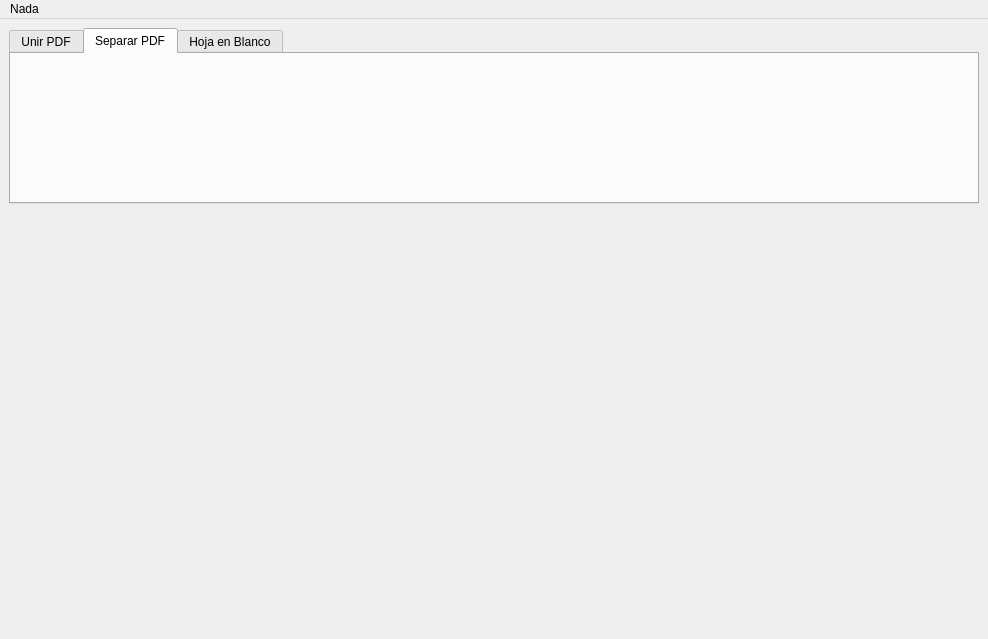
Above: App/form.ui from agustin-d-martinez/myLovePDF before the change. Below: the same form after it.
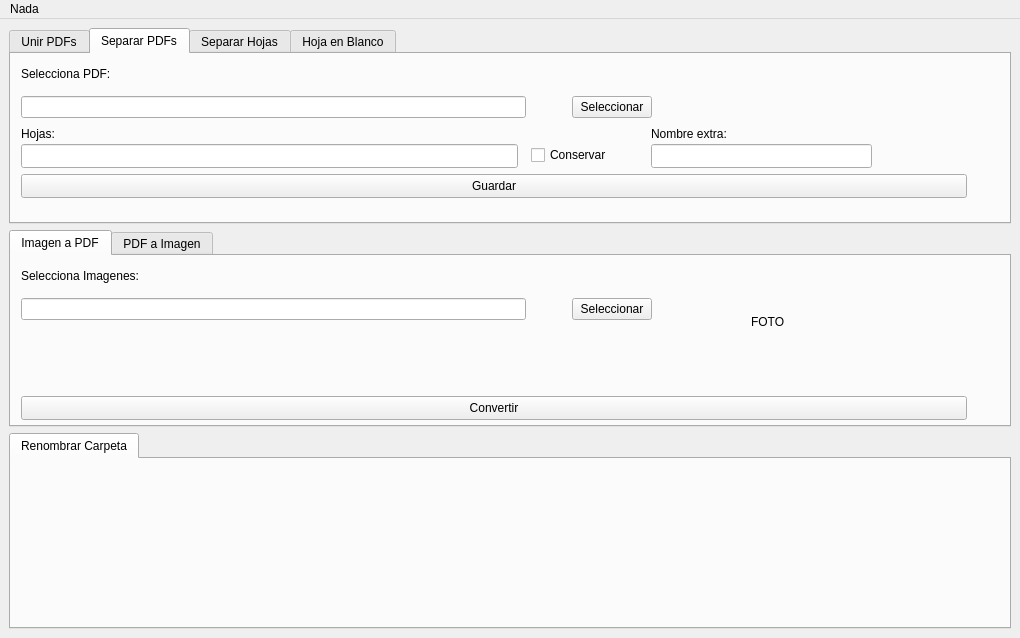
That is the form after the change. The open tabs and pages were chosen to show the change.

The edit to the form file:
```diff
--- a/App/form.ui
+++ b/App/form.ui
@@ -6,8 +6,8 @@
    <rect>
     <x>0</x>
     <y>0</y>
-    <width>988</width>
-    <height>639</height>
+    <width>1020</width>
+    <height>638</height>
    </rect>
   </property>
   <property name="windowTitle">
@@ -28,7 +28,7 @@
       </property>
       <widget class="QWidget" name="tab_UnirPDF">
        <attribute name="title">
-        <string>Unir PDF</string>
+        <string>Unir PDFs</string>
        </attribute>
        <layout class="QVBoxLayout" name="verticalLayout_2">
         <item>
@@ -161,8 +161,298 @@
       </widget>
       <widget class="QWidget" name="tab_SepararPDF">
        <attribute name="title">
-        <string>Separar PDF</string>
+        <string>Separar PDFs</string>
        </attribute>
+       <widget class="QWidget" name="layoutWidget">
+        <property name="geometry">
+         <rect>
+          <x>10</x>
+          <y>40</y>
+          <width>631</width>
+          <height>26</height>
+         </rect>
+        </property>
+        <layout class="QHBoxLayout" name="horizontalLayout_3">
+         <property name="sizeConstraint">
+          <enum>QLayout::SizeConstraint::SetDefaultConstraint</enum>
+         </property>
+         <item>
+          <widget class="QLineEdit" name="FileSelector_2">
+           <property name="sizePolicy">
+            <sizepolicy hsizetype="MinimumExpanding" vsizetype="Fixed">
+             <horstretch>0</horstretch>
+             <verstretch>0</verstretch>
+            </sizepolicy>
+           </property>
+          </widget>
+         </item>
+         <item>
+          <spacer name="horizontalSpacer_3">
+           <property name="orientation">
+            <enum>Qt::Orientation::Horizontal</enum>
+           </property>
+           <property name="sizeType">
+            <enum>QSizePolicy::Policy::Fixed</enum>
+           </property>
+           <property name="sizeHint" stdset="0">
+            <size>
+             <width>40</width>
+             <height>10</height>
+            </size>
+           </property>
+          </spacer>
+         </item>
+         <item>
+          <widget class="QPushButton" name="ButtonFileSelect_2">
+           <property name="text">
+            <string>Seleccionar</string>
+           </property>
+          </widget>
+         </item>
+        </layout>
+       </widget>
+       <widget class="QLabel" name="label_3">
+        <property name="geometry">
+         <rect>
+          <x>10</x>
+          <y>10</y>
+          <width>946</width>
+          <height>20</height>
+         </rect>
+        </property>
+        <property name="sizePolicy">
+         <sizepolicy hsizetype="Preferred" vsizetype="Fixed">
+          <horstretch>0</horstretch>
+          <verstretch>0</verstretch>
+         </sizepolicy>
+        </property>
+        <property name="minimumSize">
+         <size>
+          <width>20</width>
+          <height>20</height>
+         </size>
+        </property>
+        <property name="text">
+         <string>Selecciona PDF:</string>
+        </property>
+       </widget>
+       <widget class="QCheckBox" name="checkBoxConsevar">
+        <property name="geometry">
+         <rect>
+          <x>520</x>
+          <y>90</y>
+          <width>81</width>
+          <height>22</height>
+         </rect>
+        </property>
+        <property name="whatsThis">
+         <string>Crea un 2do PDF con las hojas no elegidas.</string>
+        </property>
+        <property name="text">
+         <string>Conservar</string>
+        </property>
+       </widget>
+       <widget class="QLabel" name="label_4">
+        <property name="geometry">
+         <rect>
+          <x>10</x>
+          <y>70</y>
+          <width>101</width>
+          <height>20</height>
+         </rect>
+        </property>
+        <property name="sizePolicy">
+         <sizepolicy hsizetype="Preferred" vsizetype="Fixed">
+          <horstretch>0</horstretch>
+          <verstretch>0</verstretch>
+         </sizepolicy>
+        </property>
+        <property name="minimumSize">
+         <size>
+          <width>20</width>
+          <height>20</height>
+         </size>
+        </property>
+        <property name="text">
+         <string>Hojas:</string>
+        </property>
+       </widget>
+       <widget class="QLineEdit" name="HojasSeparar">
+        <property name="geometry">
+         <rect>
+          <x>10</x>
+          <y>90</y>
+          <width>497</width>
+          <height>24</height>
+         </rect>
+        </property>
+        <property name="sizePolicy">
+         <sizepolicy hsizetype="MinimumExpanding" vsizetype="Fixed">
+          <horstretch>0</horstretch>
+          <verstretch>0</verstretch>
+         </sizepolicy>
+        </property>
+       </widget>
+       <widget class="QLabel" name="label_5">
+        <property name="enabled">
+         <bool>true</bool>
+        </property>
+        <property name="geometry">
+         <rect>
+          <x>640</x>
+          <y>70</y>
+          <width>181</width>
+          <height>20</height>
+         </rect>
+        </property>
+        <property name="sizePolicy">
+         <sizepolicy hsizetype="Preferred" vsizetype="Fixed">
+          <horstretch>0</horstretch>
+          <verstretch>0</verstretch>
+         </sizepolicy>
+        </property>
+        <property name="minimumSize">
+         <size>
+          <width>20</width>
+          <height>20</height>
+         </size>
+        </property>
+        <property name="text">
+         <string>Nombre extra:</string>
+        </property>
+       </widget>
+       <widget class="QLineEdit" name="NombreExtra">
+        <property name="enabled">
+         <bool>true</bool>
+        </property>
+        <property name="geometry">
+         <rect>
+          <x>640</x>
+          <y>90</y>
+          <width>221</width>
+          <height>24</height>
+         </rect>
+        </property>
+        <property name="sizePolicy">
+         <sizepolicy hsizetype="MinimumExpanding" vsizetype="Fixed">
+          <horstretch>0</horstretch>
+          <verstretch>0</verstretch>
+         </sizepolicy>
+        </property>
+        <property name="minimumSize">
+         <size>
+          <width>7</width>
+          <height>0</height>
+         </size>
+        </property>
+        <property name="cursorPosition">
+         <number>0</number>
+        </property>
+       </widget>
+       <widget class="QPushButton" name="SaveButton_2">
+        <property name="geometry">
+         <rect>
+          <x>10</x>
+          <y>120</y>
+          <width>946</width>
+          <height>24</height>
+         </rect>
+        </property>
+        <property name="text">
+         <string>Guardar</string>
+        </property>
+       </widget>
+      </widget>
+      <widget class="QWidget" name="tab">
+       <attribute name="title">
+        <string>Separar Hojas</string>
+       </attribute>
+       <widget class="QLabel" name="label_6">
+        <property name="geometry">
+         <rect>
+          <x>10</x>
+          <y>10</y>
+          <width>101</width>
+          <height>20</height>
+         </rect>
+        </property>
+        <property name="sizePolicy">
+         <sizepolicy hsizetype="Preferred" vsizetype="Fixed">
+          <horstretch>0</horstretch>
+          <verstretch>0</verstretch>
+         </sizepolicy>
+        </property>
+        <property name="minimumSize">
+         <size>
+          <width>20</width>
+          <height>20</height>
+         </size>
+        </property>
+        <property name="text">
+         <string>Selecciona PDF:</string>
+        </property>
+       </widget>
+       <widget class="QWidget" name="layoutWidget_2">
+        <property name="geometry">
+         <rect>
+          <x>10</x>
+          <y>40</y>
+          <width>631</width>
+          <height>26</height>
+         </rect>
+        </property>
+        <layout class="QHBoxLayout" name="horizontalLayout_4">
+         <property name="sizeConstraint">
+          <enum>QLayout::SizeConstraint::SetDefaultConstraint</enum>
+         </property>
+         <item>
+          <widget class="QLineEdit" name="FileSelector_3">
+           <property name="sizePolicy">
+            <sizepolicy hsizetype="MinimumExpanding" vsizetype="Fixed">
+             <horstretch>0</horstretch>
+             <verstretch>0</verstretch>
+            </sizepolicy>
+           </property>
+          </widget>
+         </item>
+         <item>
+          <spacer name="horizontalSpacer_4">
+           <property name="orientation">
+            <enum>Qt::Orientation::Horizontal</enum>
+           </property>
+           <property name="sizeType">
+            <enum>QSizePolicy::Policy::Fixed</enum>
+           </property>
+           <property name="sizeHint" stdset="0">
+            <size>
+             <width>40</width>
+             <height>10</height>
+            </size>
+           </property>
+          </spacer>
+         </item>
+         <item>
+          <widget class="QPushButton" name="ButtonFileSelect_3">
+           <property name="text">
+            <string>Seleccionar</string>
+           </property>
+          </widget>
+         </item>
+        </layout>
+       </widget>
+       <widget class="QPushButton" name="SaveButton_3">
+        <property name="geometry">
+         <rect>
+          <x>10</x>
+          <y>120</y>
+          <width>946</width>
+          <height>24</height>
+         </rect>
+        </property>
+        <property name="text">
+         <string>Guardar</string>
+        </property>
+       </widget>
       </widget>
       <widget class="QWidget" name="tab_HojaBlanco">
        <attribute name="title">
@@ -172,20 +462,230 @@
      </widget>
     </item>
     <item>
-     <spacer name="verticalSpacer">
-      <property name="orientation">
-       <enum>Qt::Orientation::Vertical</enum>
+     <widget class="QTabWidget" name="tabWidget_2">
+      <property name="currentIndex">
+       <number>0</number>
       </property>
-      <property name="sizeType">
-       <enum>QSizePolicy::Policy::Maximum</enum>
+      <widget class="QWidget" name="tab_2">
+       <attribute name="title">
+        <string>Imagen a PDF</string>
+       </attribute>
+       <widget class="QLabel" name="label_9">
+        <property name="geometry">
+         <rect>
+          <x>10</x>
+          <y>10</y>
+          <width>121</width>
+          <height>20</height>
+         </rect>
+        </property>
+        <property name="sizePolicy">
+         <sizepolicy hsizetype="Preferred" vsizetype="Fixed">
+          <horstretch>0</horstretch>
+          <verstretch>0</verstretch>
+         </sizepolicy>
+        </property>
+        <property name="minimumSize">
+         <size>
+          <width>20</width>
+          <height>20</height>
+         </size>
+        </property>
+        <property name="text">
+         <string>Selecciona Imagenes:</string>
+        </property>
+       </widget>
+       <widget class="QWidget" name="layoutWidget_4">
+        <property name="geometry">
+         <rect>
+          <x>10</x>
+          <y>40</y>
+          <width>631</width>
+          <height>26</height>
+         </rect>
+        </property>
+        <layout class="QHBoxLayout" name="horizontalLayout_6">
+         <property name="sizeConstraint">
+          <enum>QLayout::SizeConstraint::SetDefaultConstraint</enum>
+         </property>
+         <item>
+          <widget class="QLineEdit" name="FileSelector_5">
+           <property name="sizePolicy">
+            <sizepolicy hsizetype="MinimumExpanding" vsizetype="Fixed">
+             <horstretch>0</horstretch>
+             <verstretch>0</verstretch>
+            </sizepolicy>
+           </property>
+          </widget>
+         </item>
+         <item>
+          <spacer name="horizontalSpacer_6">
+           <property name="orientation">
+            <enum>Qt::Orientation::Horizontal</enum>
+           </property>
+           <property name="sizeType">
+            <enum>QSizePolicy::Policy::Fixed</enum>
+           </property>
+           <property name="sizeHint" stdset="0">
+            <size>
+             <width>40</width>
+             <height>10</height>
+            </size>
+           </property>
+          </spacer>
+         </item>
+         <item>
+          <widget class="QPushButton" name="ButtonFileSelect_5">
+           <property name="text">
+            <string>Seleccionar</string>
+           </property>
+          </widget>
+         </item>
+        </layout>
+       </widget>
+       <widget class="QPushButton" name="SaveButton_5">
+        <property name="geometry">
+         <rect>
+          <x>10</x>
+          <y>140</y>
+          <width>946</width>
+          <height>24</height>
+         </rect>
+        </property>
+        <property name="text">
+         <string>Convertir</string>
+        </property>
+       </widget>
+       <widget class="QLabel" name="label_11">
+        <property name="geometry">
+         <rect>
+          <x>740</x>
+          <y>10</y>
+          <width>211</width>
+          <height>111</height>
+         </rect>
+        </property>
+        <property name="sizePolicy">
+         <sizepolicy hsizetype="Preferred" vsizetype="Fixed">
+          <horstretch>0</horstretch>
+          <verstretch>0</verstretch>
+         </sizepolicy>
+        </property>
+        <property name="minimumSize">
+         <size>
+          <width>20</width>
+          <height>20</height>
+         </size>
+        </property>
+        <property name="text">
+         <string>FOTO</string>
+        </property>
+       </widget>
+      </widget>
+      <widget class="QWidget" name="tab_4">
+       <attribute name="title">
+        <string>PDF a Imagen</string>
+       </attribute>
+       <widget class="QWidget" name="layoutWidget_5">
+        <property name="geometry">
+         <rect>
+          <x>10</x>
+          <y>40</y>
+          <width>631</width>
+          <height>26</height>
+         </rect>
+        </property>
+        <layout class="QHBoxLayout" name="horizontalLayout_7">
+         <property name="sizeConstraint">
+          <enum>QLayout::SizeConstraint::SetDefaultConstraint</enum>
+         </property>
+         <item>
+          <widget class="QLineEdit" name="FileSelector_6">
+           <property name="sizePolicy">
+            <sizepolicy hsizetype="MinimumExpanding" vsizetype="Fixed">
+             <horstretch>0</horstretch>
+             <verstretch>0</verstretch>
+            </sizepolicy>
+           </property>
+          </widget>
+         </item>
+         <item>
+          <spacer name="horizontalSpacer_7">
+           <property name="orientation">
+            <enum>Qt::Orientation::Horizontal</enum>
+           </property>
+           <property name="sizeType">
+            <enum>QSizePolicy::Policy::Fixed</enum>
+           </property>
+           <property name="sizeHint" stdset="0">
+            <size>
+             <width>40</width>
+             <height>10</height>
+            </size>
+           </property>
+          </spacer>
+         </item>
+         <item>
+          <widget class="QPushButton" name="ButtonFileSelect_6">
+           <property name="text">
+            <string>Seleccionar</string>
+           </property>
+          </widget>
+         </item>
+        </layout>
+       </widget>
+       <widget class="QPushButton" name="SaveButton_6">
+        <property name="geometry">
+         <rect>
+          <x>10</x>
+          <y>80</y>
+          <width>946</width>
+          <height>24</height>
+         </rect>
+        </property>
+        <property name="text">
+         <string>Convertir</string>
+        </property>
+       </widget>
+       <widget class="QLabel" name="label_10">
+        <property name="geometry">
+         <rect>
+          <x>10</x>
+          <y>10</y>
+          <width>121</width>
+          <height>20</height>
+         </rect>
+        </property>
+        <property name="sizePolicy">
+         <sizepolicy hsizetype="Preferred" vsizetype="Fixed">
+          <horstretch>0</horstretch>
+          <verstretch>0</verstretch>
+         </sizepolicy>
+        </property>
+        <property name="minimumSize">
+         <size>
+          <width>20</width>
+          <height>20</height>
+         </size>
+        </property>
+        <property name="text">
+         <string>Selecciona PDFs:</string>
+        </property>
+       </widget>
+      </widget>
+     </widget>
+    </item>
+    <item>
+     <widget class="QTabWidget" name="tabWidget_3">
+      <property name="currentIndex">
+       <number>0</number>
       </property>
-      <property name="sizeHint" stdset="0">
-       <size>
-        <width>20</width>
-        <height>500</height>
-       </size>
-      </property>
-     </spacer>
+      <widget class="QWidget" name="tab_3">
+       <attribute name="title">
+        <string>Renombrar Carpeta</string>
+       </attribute>
+      </widget>
+     </widget>
     </item>
    </layout>
   </widget>
@@ -194,7 +694,7 @@
     <rect>
      <x>0</x>
      <y>0</y>
-     <width>988</width>
+     <width>1020</width>
      <height>21</height>
     </rect>
    </property>
```
Left out of the diff: 301 changed lines with no effect on the pictures.
